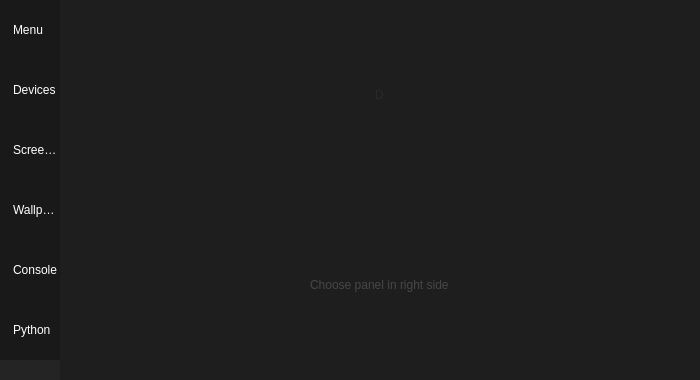
First picture: the form in admin/gui/gui.ui, repository BarsTiger/daunRat, before the edit.
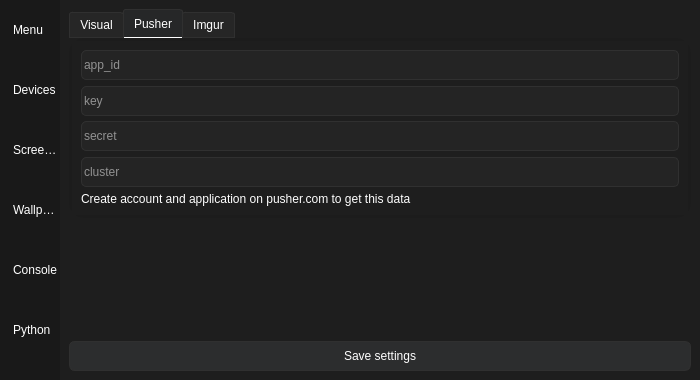
Second picture: the form after the edit. The open tabs and pages were chosen to show the change. Icons and pictures are not drawn.

Patch:
```diff
--- a/admin/gui/gui.ui
+++ b/admin/gui/gui.ui
@@ -39,7 +39,8 @@
    <bool>false</bool>
   </property>
   <property name="styleSheet">
-   <string notr="true">QWidget {
+   <string notr="true">
+QWidget {
     background-color: rgb(30, 30, 30);
     color: rgb(255, 255, 255);
     font: 10pt &quot;Segoe UI&quot;;
@@ -134,6 +135,172 @@
 QListWidget:item:selected {
     background-color: #777777;
 }
+
+
+QComboBox
+{
+    border-width: 1px;
+    border-radius:6px;
+    border-style: solid;
+    border-color: #303030;
+    background-color: #2c2d2e;
+    color: #ffffff;
+}
+
+QComboBox::disabled
+{
+    background-color: #434343;
+    color: #656565;
+    border-color: #434343;
+}
+
+QComboBox:hover
+{
+    background-color: #323232;
+}
+
+QComboBox:on
+{
+    background-color: #434343;
+}
+
+QComboBox QAbstractItemView
+{
+    background-color: #434343;
+    color: #ffffff;
+    selection-background-color: #777777;
+    selection-color: white;
+    outline: 0;
+}
+
+QComboBox::drop-down
+{
+    subcontrol-origin: padding;
+    subcontrol-position: top right;
+    border-radius: 6px; 
+}
+
+
+QTabBar::tab
+{
+    background-color: #2c2d2e;
+    color: #ffffff;
+    border-style: solid;
+    border-width: 1px;
+    border-top-left-radius: 3px;
+    border-top-right-radius: 3px;
+    border-color: #303030;
+    padding: 5px;
+}
+
+QTabBar::tab:disabled
+{
+    background-color: #656565;
+    color: #656565;
+}
+
+QTabWidget::pane 
+{
+    background-color: #a0a0a0;
+    color: #ffffff;
+    border: 3px solid;
+    border-radius: 15px;
+    border-color: #1c1c1c;
+}
+
+QTabBar::tab:selected
+{
+    background-color: #262728;
+    color: #ffffff;
+    border-style: solid;
+    border-width: 1px;
+    border-top-left-radius: 3px;
+    border-top-right-radius: 3px;
+    border-color: #303030;
+    padding: 5px;
+}
+
+QTabBar::tab:selected:disabled
+{
+    background-color: #404040;
+    color: #656565;
+}
+
+QTabBar::tab:!selected 
+{
+    background-color: #262626;
+}
+
+QTabBar::tab:!selected:hover 
+{
+    background-color: #323232;
+}
+
+QTabBar::tab:top:!selected 
+{
+    margin-top: 3px;
+}
+
+QTabBar::tab:bottom:!selected 
+{
+    margin-bottom: 3px;
+}
+
+QTabBar::tab:top, QTabBar::tab:bottom 
+{
+    min-width: 8ex;
+    margin-right: -1px;
+    padding: 5px 10px 5px 10px;
+}
+
+QTabBar::tab:top:selected 
+{
+    border-bottom-color: none;
+}
+
+QTabBar::tab:bottom:selected 
+{
+    border-top-color: none;
+}
+
+QTabBar::tab:top:last, QTabBar::tab:bottom:last,
+QTabBar::tab:top:only-one, QTabBar::tab:bottom:only-one 
+{
+    margin-right: 0;
+}
+
+QTabBar::tab:left:!selected 
+{
+    margin-right: 3px;
+}
+
+QTabBar::tab:right:!selected
+{
+    margin-left: 3px;
+}
+
+QTabBar::tab:left, QTabBar::tab:right 
+{
+    min-height: 8ex;
+    margin-bottom: -1px;
+    padding: 10px 5px 10px 5px;
+}
+
+QTabBar::tab:left:selected 
+{
+    border-left-color: none;
+}
+
+QTabBar::tab:right:selected 
+{
+    border-right-color: none;
+}
+
+QTabBar::tab:left:last, QTabBar::tab:right:last,
+QTabBar::tab:left:only-one, QTabBar::tab:right:only-one 
+{
+    margin-bottom: 0;
+}
 </string>
   </property>
   <property name="locale">
@@ -285,9 +452,27 @@
          <normaloff>:/img/img/python.png</normaloff>:/img/img/python.png</iconset>
        </property>
       </item>
+      <item>
+       <property name="text">
+        <string>Download</string>
+       </property>
+       <property name="icon">
+        <iconset resource="images.qrc">
+         <normaloff>:/img/img/download.png</normaloff>:/img/img/download.png</iconset>
+       </property>
+      </item>
+      <item>
+       <property name="text">
+        <string>Settings</string>
+       </property>
+       <property name="icon">
+        <iconset resource="images.qrc">
+         <normaloff>:/img/img/settings.png</normaloff>:/img/img/settings.png</iconset>
+       </property>
+      </item>
      </widget>
     </item>
-    <item>
+    <item alignment="Qt::AlignTop">
      <widget class="QStackedWidget" name="pagesWidget">
       <property name="sizePolicy">
        <sizepolicy hsizetype="Preferred" vsizetype="Preferred">
@@ -327,7 +512,7 @@
          </widget>
         </item>
         <item alignment="Qt::AlignHCenter|Qt::AlignVCenter">
-         <widget class="QLabel" name="label">
+         <widget class="QLabel" name="choosePanelLabel">
           <property name="styleSheet">
            <string notr="true">color: rgb(70, 70, 70);</string>
           </property>
@@ -453,7 +638,7 @@
       <widget class="QWidget" name="wallpaperPage">
        <layout class="QVBoxLayout" name="verticalLayout_3">
         <property name="spacing">
-         <number>0</number>
+         <number>6</number>
         </property>
         <property name="bottomMargin">
          <number>9</number>
@@ -594,17 +779,7 @@
          </widget>
         </item>
         <item>
-         <spacer name="verticalSpacerWallpaperPage">
-          <property name="orientation">
-           <enum>Qt::Vertical</enum>
-          </property>
-          <property name="sizeHint" stdset="0">
-           <size>
-            <width>20</width>
-            <height>40</height>
-           </size>
-          </property>
-         </spacer>
+         <widget class="QTextBrowser" name="wallpaperLogs"/>
         </item>
         <item>
          <widget class="QLabel" name="daunApWallpaperLabel">
@@ -652,6 +827,19 @@
         <item>
          <widget class="QTextBrowser" name="logsConsole"/>
         </item>
+        <item>
+         <widget class="QPushButton" name="clearConsoleLogs">
+          <property name="minimumSize">
+           <size>
+            <width>0</width>
+            <height>30</height>
+           </size>
+          </property>
+          <property name="text">
+           <string>Clear logs</string>
+          </property>
+         </widget>
+        </item>
        </layout>
       </widget>
       <widget class="QWidget" name="pythonPage">
@@ -717,6 +905,280 @@
         </item>
         <item>
          <widget class="QTextBrowser" name="logsPytoon"/>
+        </item>
+        <item>
+         <widget class="QPushButton" name="clearPythonLogs">
+          <property name="minimumSize">
+           <size>
+            <width>0</width>
+            <height>30</height>
+           </size>
+          </property>
+          <property name="text">
+           <string>Clear logs</string>
+          </property>
+         </widget>
+        </item>
+       </layout>
+      </widget>
+      <widget class="QWidget" name="downloadFilePage">
+       <layout class="QVBoxLayout" name="verticalLayout_10">
+        <item alignment="Qt::AlignTop">
+         <widget class="QLineEdit" name="downloadUrl">
+          <property name="minimumSize">
+           <size>
+            <width>0</width>
+            <height>30</height>
+           </size>
+          </property>
+          <property name="placeholderText">
+           <string>File url</string>
+          </property>
+         </widget>
+        </item>
+        <item alignment="Qt::AlignTop">
+         <widget class="QPushButton" name="downloadButton">
+          <property name="minimumSize">
+           <size>
+            <width>0</width>
+            <height>30</height>
+           </size>
+          </property>
+          <property name="text">
+           <string>Download</string>
+          </property>
+         </widget>
+        </item>
+        <item>
+         <widget class="QTextBrowser" name="downloadLogs">
+          <property name="html">
+           <string>&lt;!DOCTYPE HTML PUBLIC &quot;-//W3C//DTD HTML 4.0//EN&quot; &quot;http://www.w3.org/TR/REC-html40/strict.dtd&quot;&gt;
+&lt;html&gt;&lt;head&gt;&lt;meta name=&quot;qrichtext&quot; content=&quot;1&quot; /&gt;&lt;style type=&quot;text/css&quot;&gt;
+p, li { white-space: pre-wrap; }
+&lt;/style&gt;&lt;/head&gt;&lt;body style=&quot; font-family:'Segoe UI'; font-size:10pt; font-weight:400; font-style:normal;&quot;&gt;
+&lt;p style=&quot;-qt-paragraph-type:empty; margin-top:0px; margin-bottom:0px; margin-left:0px; margin-right:0px; -qt-block-indent:0; text-indent:0px;&quot;&gt;&lt;br /&gt;&lt;/p&gt;&lt;/body&gt;&lt;/html&gt;</string>
+          </property>
+         </widget>
+        </item>
+        <item>
+         <widget class="QPushButton" name="clearDlLogsButton">
+          <property name="minimumSize">
+           <size>
+            <width>0</width>
+            <height>30</height>
+           </size>
+          </property>
+          <property name="text">
+           <string>Clear logs</string>
+          </property>
+         </widget>
+        </item>
+       </layout>
+      </widget>
+      <widget class="QWidget" name="settingsPage">
+       <layout class="QGridLayout" name="gridLayout">
+        <item row="0" column="0" alignment="Qt::AlignTop">
+         <widget class="QTabWidget" name="settingsTabWidget">
+          <property name="styleSheet">
+           <string notr="true"/>
+          </property>
+          <property name="currentIndex">
+           <number>0</number>
+          </property>
+          <widget class="QWidget" name="visualSettingsTab">
+           <attribute name="title">
+            <string>Visual</string>
+           </attribute>
+           <layout class="QVBoxLayout" name="verticalLayout_7">
+            <item alignment="Qt::AlignTop">
+             <widget class="QLabel" name="chooseAnimationLAbel">
+              <property name="text">
+               <string>Choose menu animation</string>
+              </property>
+             </widget>
+            </item>
+            <item alignment="Qt::AlignTop">
+             <widget class="QComboBox" name="chooseAnimationBox">
+              <property name="minimumSize">
+               <size>
+                <width>0</width>
+                <height>30</height>
+               </size>
+              </property>
+              <item>
+               <property name="text">
+                <string>InOutQuart</string>
+               </property>
+              </item>
+              <item>
+               <property name="text">
+                <string>InOutBack</string>
+               </property>
+              </item>
+              <item>
+               <property name="text">
+                <string>InOutBounce</string>
+               </property>
+              </item>
+              <item>
+               <property name="text">
+                <string>OutBack</string>
+               </property>
+              </item>
+              <item>
+               <property name="text">
+                <string>OutElastic</string>
+               </property>
+              </item>
+             </widget>
+            </item>
+            <item>
+             <spacer name="visualSettingsSpacer">
+              <property name="orientation">
+               <enum>Qt::Vertical</enum>
+              </property>
+              <property name="sizeHint" stdset="0">
+               <size>
+                <width>20</width>
+                <height>40</height>
+               </size>
+              </property>
+             </spacer>
+            </item>
+           </layout>
+          </widget>
+          <widget class="QWidget" name="pusherSettingTab">
+           <attribute name="title">
+            <string>Pusher</string>
+           </attribute>
+           <layout class="QVBoxLayout" name="verticalLayout_8">
+            <item>
+             <widget class="QLineEdit" name="pusher_app_id_edit">
+              <property name="minimumSize">
+               <size>
+                <width>0</width>
+                <height>30</height>
+               </size>
+              </property>
+              <property name="placeholderText">
+               <string>app_id</string>
+              </property>
+             </widget>
+            </item>
+            <item>
+             <widget class="QLineEdit" name="pusher_key_edit">
+              <property name="minimumSize">
+               <size>
+                <width>0</width>
+                <height>30</height>
+               </size>
+              </property>
+              <property name="placeholderText">
+               <string>key</string>
+              </property>
+             </widget>
+            </item>
+            <item>
+             <widget class="QLineEdit" name="pusher_secret_edit">
+              <property name="minimumSize">
+               <size>
+                <width>0</width>
+                <height>30</height>
+               </size>
+              </property>
+              <property name="placeholderText">
+               <string>secret</string>
+              </property>
+             </widget>
+            </item>
+            <item>
+             <widget class="QLineEdit" name="pusher_cluster_edit">
+              <property name="minimumSize">
+               <size>
+                <width>0</width>
+                <height>30</height>
+               </size>
+              </property>
+              <property name="placeholderText">
+               <string>cluster</string>
+              </property>
+             </widget>
+            </item>
+            <item>
+             <widget class="QLabel" name="pushercom_label">
+              <property name="text">
+               <string>Create account and application on pusher.com to get this data</string>
+              </property>
+             </widget>
+            </item>
+           </layout>
+          </widget>
+          <widget class="QWidget" name="imgurSettingsPage">
+           <attribute name="title">
+            <string>Imgur</string>
+           </attribute>
+           <layout class="QVBoxLayout" name="verticalLayout_9">
+            <property name="topMargin">
+             <number>9</number>
+            </property>
+            <property name="rightMargin">
+             <number>9</number>
+            </property>
+            <item alignment="Qt::AlignTop">
+             <widget class="QLineEdit" name="imgurClientId">
+              <property name="minimumSize">
+               <size>
+                <width>0</width>
+                <height>30</height>
+               </size>
+              </property>
+              <property name="placeholderText">
+               <string>client_id</string>
+              </property>
+             </widget>
+            </item>
+            <item alignment="Qt::AlignTop">
+             <widget class="QLabel" name="imgurLabel">
+              <property name="minimumSize">
+               <size>
+                <width>0</width>
+                <height>30</height>
+               </size>
+              </property>
+              <property name="text">
+               <string>Create account on imgur, create app and paste Client ID here</string>
+              </property>
+             </widget>
+            </item>
+            <item>
+             <spacer name="imgurSettingsSpacer">
+              <property name="orientation">
+               <enum>Qt::Vertical</enum>
+              </property>
+              <property name="sizeHint" stdset="0">
+               <size>
+                <width>20</width>
+                <height>40</height>
+               </size>
+              </property>
+             </spacer>
+            </item>
+           </layout>
+          </widget>
+         </widget>
+        </item>
+        <item row="1" column="0">
+         <widget class="QPushButton" name="saveSettingsButton">
+          <property name="minimumSize">
+           <size>
+            <width>0</width>
+            <height>30</height>
+           </size>
+          </property>
+          <property name="text">
+           <string>Save settings</string>
+          </property>
+         </widget>
         </item>
        </layout>
       </widget>
```
